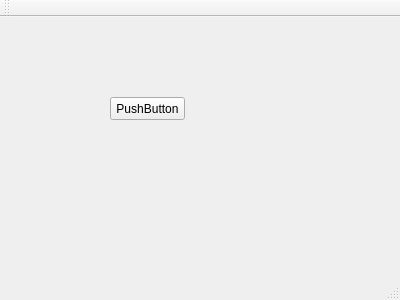
Qt form gui/mainwindow.ui (Gabriel-22/QT-Programming) before a commit.
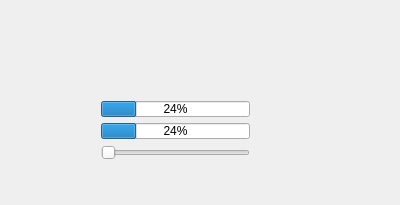
The same form after that commit.

Commit message: added tutorial examples

What changed in the file:
```diff
--- a/gui/mainwindow.ui
+++ b/gui/mainwindow.ui
@@ -7,25 +7,45 @@
     <x>0</x>
     <y>0</y>
     <width>400</width>
-    <height>300</height>
+    <height>205</height>
    </rect>
   </property>
   <property name="windowTitle">
    <string>MainWindow</string>
   </property>
   <widget class="QWidget" name="centralWidget">
-   <widget class="QPushButton" name="pushButton">
+   <widget class="QWidget" name="">
     <property name="geometry">
      <rect>
-      <x>110</x>
-      <y>80</y>
-      <width>75</width>
-      <height>23</height>
+      <x>90</x>
+      <y>90</y>
+      <width>171</width>
+      <height>81</height>
      </rect>
     </property>
-    <property name="text">
-     <string>PushButton</string>
-    </property>
+    <layout class="QVBoxLayout" name="verticalLayout">
+     <item>
+      <widget class="QProgressBar" name="progressBar_2">
+       <property name="value">
+        <number>24</number>
+       </property>
+      </widget>
+     </item>
+     <item>
+      <widget class="QProgressBar" name="progressBar">
+       <property name="value">
+        <number>24</number>
+       </property>
+      </widget>
+     </item>
+     <item>
+      <widget class="QSlider" name="horizontalSlider">
+       <property name="orientation">
+        <enum>Qt::Horizontal</enum>
+       </property>
+      </widget>
+     </item>
+    </layout>
    </widget>
   </widget>
   <widget class="QMenuBar" name="menuBar">
@@ -38,15 +58,6 @@
     </rect>
    </property>
   </widget>
-  <widget class="QToolBar" name="mainToolBar">
-   <attribute name="toolBarArea">
-    <enum>TopToolBarArea</enum>
-   </attribute>
-   <attribute name="toolBarBreak">
-    <bool>false</bool>
-   </attribute>
-  </widget>
-  <widget class="QStatusBar" name="statusBar"/>
  </widget>
  <layoutdefault spacing="6" margin="11"/>
  <resources/>
```
The commit also changes 1 other file.
